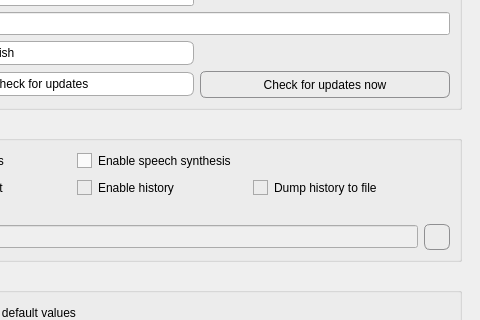
Before: the Qt Designer form apps/BioZone6/forms/tools.ui in bellonemauro/BioZone6, drawn with Qt 5; both pictures show x 134 to 614 and y 94 to 414 of the 614 by 735 pixel window.
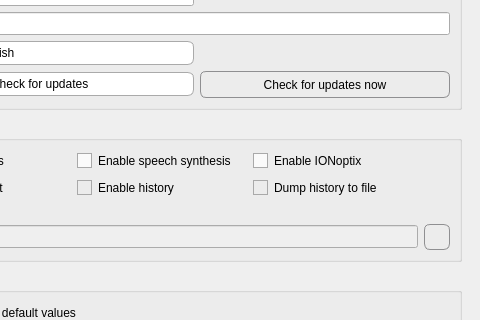
After: the same form once the commit is applied. The open tabs and pages were chosen to show the change. Icons and pictures are not drawn.

What changed in the file:
```diff
--- a/apps/BioZone6/forms/tools.ui
+++ b/apps/BioZone6/forms/tools.ui
@@ -642,6 +642,13 @@
              </property>
             </widget>
            </item>
+           <item row="0" column="2">
+            <widget class="QCheckBox" name="checkBox_enableIONoptix">
+             <property name="text">
+              <string>Enable IONoptix</string>
+             </property>
+            </widget>
+           </item>
           </layout>
          </widget>
         </item>
```
Left out of the diff: 10 changed lines with no effect on the pictures.
